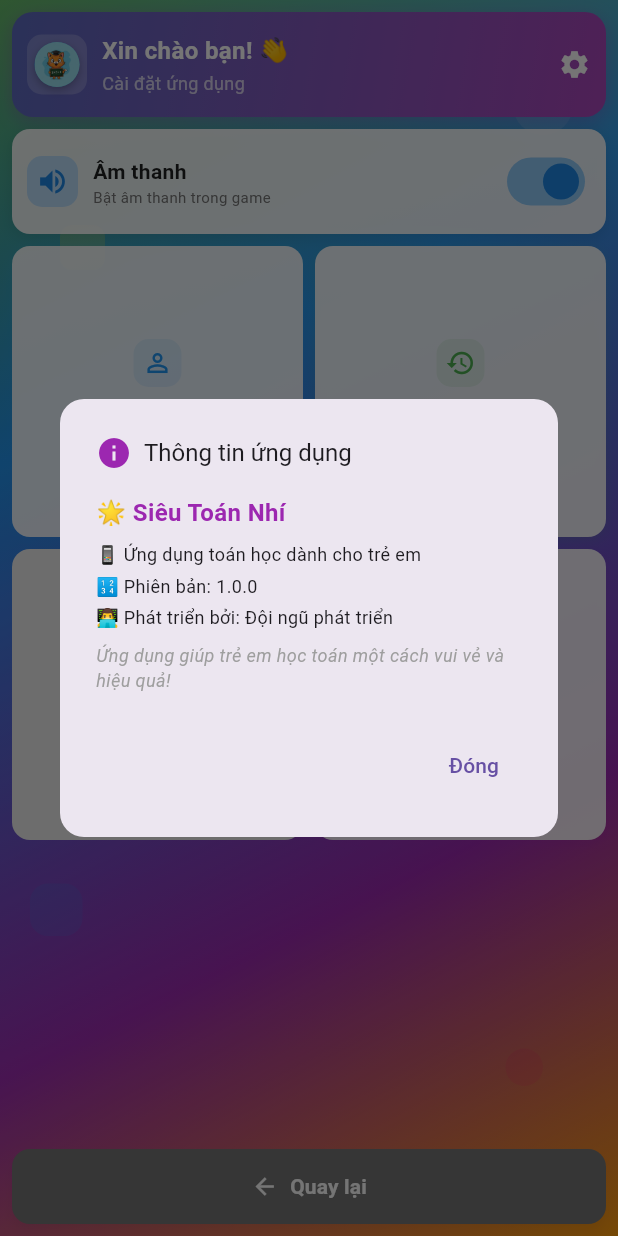
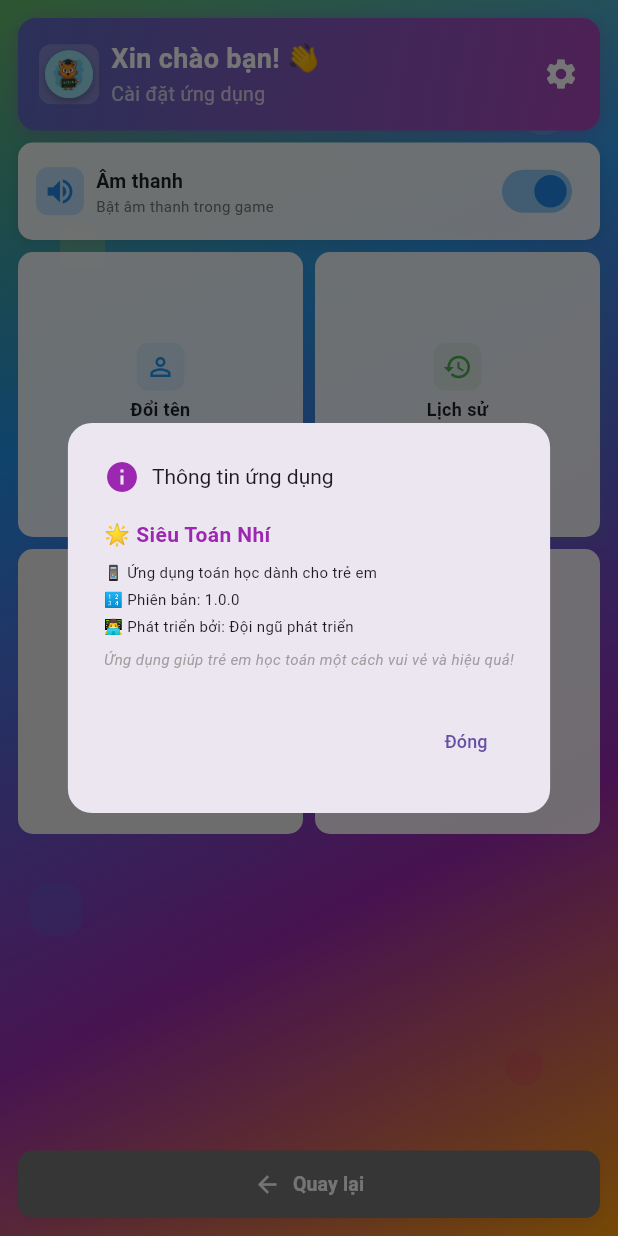
Before and after one commit to huypham200104/multiple_choice_app, a Flutter app: the SettingsScreen screen opened directly, after a tap on "Thông tin", on a phone screen of 412 x 824 dp. Run offline on Flutter 3.47's test engine with Material 3 defaults, Android fonts, the phone set to English and light mode, and no system bars; our stand-ins replace audioplayers, shared_preferences, sqflite; accounts and stored records are empty.

Commit message:
version_to_table

```diff
--- a/multiple_choice_app/lib/setting_screen.dart
+++ b/multiple_choice_app/lib/setting_screen.dart
@@ -1,4 +1,4 @@
-// setting_screen.dart
+// setting_screen.dart - Fixed version
 import 'package:flutter/material.dart';
 import 'background_widget.dart';
 import 'logo_widget.dart';
@@ -130,11 +130,59 @@ class _SettingsScreenState extends State<SettingsScreen> {
     }
   }
 
+  // Enhanced responsive design logic
+  Map<String, dynamic> _getResponsiveValues(Size screenSize) {
+    final width = screenSize.width;
+    final height = screenSize.height;
+    final isTablet = width > 600;
+    final isLargeTablet = width > 900;
+    final isSmallPhone = width < 360;
+    final aspectRatio = height / width;
+
+    return {
+      'isTablet': isTablet,
+      'isLargeTablet': isLargeTablet,
+      'isSmallPhone': isSmallPhone,
+      'isShortScreen': aspectRatio < 1.5, // Detect short/wide screens
+      // Header sizes - reduced for better fit
+      'headerHeight': isTablet ? 85.0 : (isSmallPhone ? 70.0 : 75.0),
+      'headerPadding': isTablet ? 16.0 : (isSmallPhone ? 12.0 : 14.0),
+      'headerRadius': isTablet ? 18.0 : 12.0,
+      'logoSize': isTablet ? 40.0 : (isSmallPhone ? 28.0 : 32.0),
+      'headerFontSize': isTablet ? 20.0 : (isSmallPhone ? 16.0 : 18.0),
+      'headerSubtitleSize': isTablet ? 14.0 : (isSmallPhone ? 12.0 : 13.0),
+      'headerIconSize': isTablet ? 26.0 : (isSmallPhone ? 20.0 : 24.0),
+      // Sound card sizes - reduced
+      'soundCardHeight': isTablet ? 75.0 : (isSmallPhone ? 55.0 : 65.0),
+      'soundCardPadding': isTablet ? 16.0 : (isSmallPhone ? 8.0 : 12.0),
+      'soundCardRadius': isTablet ? 14.0 : 10.0,
+      'soundIconSize': isTablet ? 26.0 : (isSmallPhone ? 18.0 : 22.0),
+      'soundFontSize': isTablet ? 16.0 : (isSmallPhone ? 11.0 : 13.0),
+      'soundSubtitleSize': isTablet ? 12.0 : (isSmallPhone ? 9.0 : 10.0),
+      // Grid settings
+      'gridCrossAxisCount': isLargeTablet ? 4 : (isTablet ? 3 : 2),
+      'gridAspectRatio': isLargeTablet ? 1.1 : (isTablet ? 1.0 : 1.0),
+      'gridSpacing': isTablet ? 14.0 : (isSmallPhone ? 6.0 : 8.0),
+      'gridItemPadding': isTablet ? 14.0 : (isSmallPhone ? 8.0 : 10.0),
+      'gridItemRadius': isTablet ? 14.0 : 10.0,
+      'gridIconSize': isTablet ? 24.0 : (isSmallPhone ? 16.0 : 20.0),
+      'gridTitleSize': isTablet ? 14.0 : (isSmallPhone ? 10.0 : 12.0),
+      'gridSubtitleSize': isTablet ? 11.0 : (isSmallPhone ? 8.0 : 10.0),
+      // Button sizes
+      'buttonHeight': isTablet ? 60.0 : (isSmallPhone ? 40.0 : 45.0),
+      'buttonFontSize': isTablet ? 16.0 : (isSmallPhone ? 11.0 : 13.0),
+      'buttonIconSize': isTablet ? 22.0 : (isSmallPhone ? 14.0 : 18.0),
+      'buttonRadius': isTablet ? 14.0 : 10.0,
+      // Spacing - reduced for better fit
+      'sectionSpacing': isTablet ? 12.0 : (isSmallPhone ? 6.0 : 8.0),
+      'containerPadding': isTablet ? 16.0 : (isSmallPhone ? 8.0 : 12.0),
+    };
+  }
+
   @override
   Widget build(BuildContext context) {
     final screenSize = MediaQuery.of(context).size;
-    final isTablet = screenSize.width > 600;
-    final isLargeTablet = screenSize.width > 800;
+    final responsive = _getResponsiveValues(screenSize);
 
     if (_isLoading) {
       return Scaffold(
@@ -144,64 +192,76 @@ class _SettingsScreenState extends State<SettingsScreen> {
               valueColor: AlwaysStoppedAnimation<Color>(Colors.white),
             ),
           ),
-          )
+        ),
       );
     }
 
     return Scaffold(
       body: AppBackground(
         child: SafeArea(
-          child: Padding(
-            padding: EdgeInsets.symmetric(
-              horizontal: isTablet ? 16.0 : 8.0,
-              vertical: 8.0,
+          child: LayoutBuilder(
+            builder: (context, constraints) {
+              return Column(
+                children: [
+                  // Main scrollable content
+                  Expanded(
+                    child: SingleChildScrollView(
+                      padding: EdgeInsets.all(responsive['containerPadding']),
+                      child: ConstrainedBox(
+                        constraints: BoxConstraints(
+                          minHeight: constraints.maxHeight -
+                              responsive['buttonHeight'] -
+                              (responsive['containerPadding'] * 2),
                         ),
                         child: Column(
+                          mainAxisSize: MainAxisSize.min,
                           children: [
                             // Header
-                SizedBox(
-                  height: isTablet ? 80 : 70,
-                  child: _buildHeader(isTablet, screenSize.width),
+                            Container(
+                              height: responsive['headerHeight'],
+                              child: _buildHeader(responsive),
                             ),
 
-                SizedBox(height: isTablet ? 12 : 8),
+                            SizedBox(height: responsive['sectionSpacing']),
 
                             // Sound card
-                SizedBox(
-                  height: isTablet ? 80 : 70,
-                  child: _buildSoundCard(isTablet),
+                            Container(
+                              height: responsive['soundCardHeight'],
+                              child: _buildSoundCard(responsive),
                             ),
 
-                SizedBox(height: isTablet ? 12 : 8),
+                            SizedBox(height: responsive['sectionSpacing']),
 
-                // Settings grid - Expanded to fill remaining space
-                Expanded(
-                  child: _buildSettingsGrid(isTablet, isLargeTablet, screenSize),
+                            // Settings grid
+                            _buildSettingsGrid(responsive),
+
+                            SizedBox(height: responsive['sectionSpacing']),
+                          ],
+                        ),
+                      ),
+                    ),
                   ),
 
-                SizedBox(height: isTablet ? 12 : 8),
-
-                // Back button
-                SizedBox(
-                  height: isTablet ? 60 : 50,
-                  child: _buildBackButton(isTablet),
+                  // Back button - Fixed at bottom
+                  Container(
+                    padding: EdgeInsets.all(responsive['containerPadding']),
+                    child: SizedBox(
+                      height: responsive['buttonHeight'],
+                      child: _buildBackButton(responsive),
+                    ),
                   ),
                 ],
-            ),
+              );
+            },
           ),
         ),
       ),
     );
   }
 
-  Widget _buildHeader(bool isTablet, double screenWidth) {
-    final fontSize = isTablet ? 20.0 : 16.0;
-    final subtitleSize = isTablet ? 14.0 : 12.0;
-    final logoSize = isTablet ? 40.0 : 30.0;
-    final iconSize = isTablet ? 28.0 : 22.0;
-
+  Widget _buildHeader(Map<String, dynamic> responsive) {
     return Container(
-      padding: EdgeInsets.all(isTablet ? 16 : 10),
+      padding: EdgeInsets.all(responsive['headerPadding']),
       decoration: BoxDecoration(
         gradient: LinearGradient(
           colors: [
@@ -211,7 +271,7 @@ class _SettingsScreenState extends State<SettingsScreen> {
           begin: Alignment.topLeft,
           end: Alignment.bottomRight,
         ),
-        borderRadius: BorderRadius.circular(isTablet ? 20 : 14),
+        borderRadius: BorderRadius.circular(responsive['headerRadius']),
         boxShadow: [
           BoxShadow(
             color: Colors.purple.withOpacity(0.3),
@@ -223,14 +283,14 @@ class _SettingsScreenState extends State<SettingsScreen> {
       child: Row(
         children: [
           Container(
-            padding: EdgeInsets.all(isTablet ? 8 : 5),
+            padding: EdgeInsets.all(responsive['isTablet'] ? 6.0 : 4.0),
             decoration: BoxDecoration(
               color: Colors.white.withOpacity(0.2),
-              borderRadius: BorderRadius.circular(10),
+              borderRadius: BorderRadius.circular(8),
             ),
-            child: LogoWidget(size: logoSize),
+            child: LogoWidget(size: responsive['logoSize']),
           ),
-          SizedBox(width: isTablet ? 16 : 10),
+          SizedBox(width: responsive['isTablet'] ? 12.0 : 8.0),
           Expanded(
             child: Column(
               crossAxisAlignment: CrossAxisAlignment.start,
@@ -239,16 +299,18 @@ class _SettingsScreenState extends State<SettingsScreen> {
                 Text(
                   'Xin chào ${_userName ?? 'bạn'}! 👋',
                   style: TextStyle(
-                    fontSize: fontSize,
+                    fontSize: responsive['headerFontSize'],
                     fontWeight: FontWeight.w700,
                     color: Colors.white,
                   ),
+                  maxLines: 1,
+                  overflow: TextOverflow.ellipsis,
                 ),
-                const SizedBox(height: 2),
+                const SizedBox(height: 1),
                 Text(
                   'Cài đặt ứng dụng',
                   style: TextStyle(
-                    fontSize: subtitleSize,
+                    fontSize: responsive['headerSubtitleSize'],
                     color: Colors.white70,
                   ),
                 ),
@@ -258,23 +320,19 @@ class _SettingsScreenState extends State<SettingsScreen> {
           Icon(
             Icons.settings,
             color: Colors.white,
-            size: iconSize,
+            size: responsive['headerIconSize'],
           ),
         ],
       ),
     );
   }
 
-  Widget _buildSoundCard(bool isTablet) {
-    final fontSize = isTablet ? 16.0 : 14.0;
-    final subtitleSize = isTablet ? 12.0 : 10.0;
-    final iconSize = isTablet ? 28.0 : 22.0;
-
+  Widget _buildSoundCard(Map<String, dynamic> responsive) {
     return Container(
-      padding: EdgeInsets.all(isTablet ? 16 : 10),
+      padding: EdgeInsets.all(responsive['soundCardPadding']),
       decoration: BoxDecoration(
         color: Colors.white.withOpacity(0.9),
-        borderRadius: BorderRadius.circular(isTablet ? 16 : 12),
+        borderRadius: BorderRadius.circular(responsive['soundCardRadius']),
         boxShadow: [
           BoxShadow(
             color: Colors.black.withOpacity(0.1),
@@ -286,18 +344,18 @@ class _SettingsScreenState extends State<SettingsScreen> {
       child: Row(
         children: [
           Container(
-            padding: EdgeInsets.all(isTablet ? 10 : 6),
+            padding: EdgeInsets.all(responsive['isTablet'] ? 8.0 : 5.0),
             decoration: BoxDecoration(
               color: isSoundEnabled ? Colors.blue.shade100 : Colors.grey.shade200,
-              borderRadius: BorderRadius.circular(10),
+              borderRadius: BorderRadius.circular(8),
             ),
             child: Icon(
               isSoundEnabled ? Icons.volume_up : Icons.volume_off,
               color: isSoundEnabled ? Colors.blue.shade600 : Colors.grey.shade600,
-              size: iconSize,
+              size: responsive['soundIconSize'],
             ),
           ),
-          SizedBox(width: isTablet ? 16 : 10),
+          SizedBox(width: responsive['isTablet'] ? 12.0 : 8.0),
           Expanded(
             child: Column(
               crossAxisAlignment: CrossAxisAlignment.start,
@@ -306,7 +364,7 @@ class _SettingsScreenState extends State<SettingsScreen> {
                 Text(
                   'Âm thanh',
                   style: TextStyle(
-                    fontSize: fontSize,
+                    fontSize: responsive['soundFontSize'],
                     fontWeight: FontWeight.w600,
                     color: isSoundEnabled ? Colors.black87 : Colors.grey.shade600,
                   ),
@@ -314,15 +372,17 @@ class _SettingsScreenState extends State<SettingsScreen> {
                 Text(
                   isSoundEnabled ? 'Bật âm thanh trong game' : 'Tắt âm thanh trong game',
                   style: TextStyle(
-                    fontSize: subtitleSize,
+                    fontSize: responsive['soundSubtitleSize'],
                     color: isSoundEnabled ? Colors.grey.shade600 : Colors.grey.shade500,
                   ),
+                  maxLines: 1,
+                  overflow: TextOverflow.ellipsis,
                 ),
               ],
             ),
           ),
           Transform.scale(
-            scale: isTablet ? 1.1 : 1.0,
+            scale: responsive['isTablet'] ? 1.0 : 0.9,
             child: Switch(
               value: isSoundEnabled,
               onChanged: _toggleSound,
@@ -337,23 +397,21 @@ class _SettingsScreenState extends State<SettingsScreen> {
     );
   }
 
-  Widget _buildSettingsGrid(bool isTablet, bool isLargeTablet, Size screenSize) {
-    final crossAxisCount = isLargeTablet ? 4 : (isTablet ? 2 : 2);
-    final childAspectRatio = isLargeTablet ? 1.0 : (isTablet ? 1.2 : 1.0);
-
+  Widget _buildSettingsGrid(Map<String, dynamic> responsive) {
     return GridView.count(
+      shrinkWrap: true,
       physics: const NeverScrollableScrollPhysics(),
-      crossAxisCount: crossAxisCount,
-      crossAxisSpacing: isTablet ? 12.0 : 8.0,
-      mainAxisSpacing: isTablet ? 12.0 : 8.0,
-      childAspectRatio: childAspectRatio,
+      crossAxisCount: responsive['gridCrossAxisCount'],
+      crossAxisSpacing: responsive['gridSpacing'],
+      mainAxisSpacing: responsive['gridSpacing'],
+      childAspectRatio: responsive['gridAspectRatio'],
       children: [
         _buildSettingCard(
           icon: Icons.person_outline,
           title: 'Đổi tên',
           subtitle: 'Thay đổi tên hiển thị',
           color: Colors.blue,
-          isTablet: isTablet,
+          responsive: responsive,
           onTap: () async {
             final newName = await Navigator.push<String>(
               context,
@@ -405,7 +463,7 @@ class _SettingsScreenState extends State<SettingsScreen> {
           title: 'Lịch sử',
           subtitle: 'Xem kết quả đã làm',
           color: Colors.green,
-          isTablet: isTablet,
+          responsive: responsive,
           onTap: () {
             Navigator.push(
               context,
@@ -421,7 +479,7 @@ class _SettingsScreenState extends State<SettingsScreen> {
           subtitle: 'Xóa toàn bộ dữ liệu',
           color: _isHistoryEmpty ? Colors.grey : Colors.orange,
           disabled: _isHistoryEmpty,
-          isTablet: isTablet,
+          responsive: responsive,
           onTap: _isHistoryEmpty ? null : () async {
             final confirmed = await showDialog<bool>(
               context: context,
@@ -493,7 +551,7 @@ class _SettingsScreenState extends State<SettingsScreen> {
           title: 'Thông tin',
           subtitle: 'Về ứng dụng',
           color: Colors.purple,
-          isTablet: isTablet,
+          responsive: responsive,
           onTap: () {
             showDialog(
               context: context,
@@ -503,12 +561,12 @@ class _SettingsScreenState extends State<SettingsScreen> {
                 ),
                 title: Row(
                   children: [
-                    Icon(Icons.info, color: Colors.purple),
-                    SizedBox(width: 8),
+                    const Icon(Icons.info, color: Colors.purple),
+                    const SizedBox(width: 8),
                     Text(
                       'Thông tin ứng dụng',
                       style: TextStyle(
-                        fontSize: isTablet ? 20 : 16,
+                        fontSize: responsive['isTablet'] ? 18 : 14,
                       ),
                     ),
                   ],
@@ -521,37 +579,37 @@ class _SettingsScreenState extends State<SettingsScreen> {
                       Text(
                         '🌟 Siêu Toán Nhí',
                         style: TextStyle(
-                          fontSize: isTablet ? 18 : 16,
+                          fontSize: responsive['isTablet'] ? 16 : 14,
                           fontWeight: FontWeight.bold,
                           color: Colors.purple,
                         ),
                       ),
-                      SizedBox(height: 8),
+                      const SizedBox(height: 8),
                       Text(
                         '📱 Ứng dụng toán học dành cho trẻ em',
                         style: TextStyle(
-                          fontSize: isTablet ? 14 : 12,
+                          fontSize: responsive['isTablet'] ? 12 : 10,
                         ),
                       ),
-                      SizedBox(height: 4),
+                      const SizedBox(height: 4),
                       Text(
                         '🔢 Phiên bản: 1.0.0',
                         style: TextStyle(
-                          fontSize: isTablet ? 14 : 12,
+                          fontSize: responsive['isTablet'] ? 12 : 10,
                         ),
                       ),
-                      SizedBox(height: 4),
+                      const SizedBox(height: 4),
                       Text(
                         '👨‍💻 Phát triển bởi: Đội ngũ phát triển',
                         style: TextStyle(
-                          fontSize: isTablet ? 14 : 12,
+                          fontSize: responsive['isTablet'] ? 12 : 10,
                         ),
                       ),
-                      SizedBox(height: 8),
+                      const SizedBox(height: 8),
                       Text(
                         'Ứng dụng giúp trẻ em học toán một cách vui vẻ và hiệu quả!',
                         style: TextStyle(
-                          fontSize: isTablet ? 14 : 12,
+                          fontSize: responsive['isTablet'] ? 12 : 10,
                           fontStyle: FontStyle.italic,
                           color: Colors.grey,
                         ),
@@ -565,7 +623,7 @@ class _SettingsScreenState extends State<SettingsScreen> {
                     child: Text(
                       'Đóng',
                       style: TextStyle(
-                        fontSize: isTablet ? 16 : 14,
+                        fontSize: responsive['isTablet'] ? 14 : 12,
                       ),
                     ),
                   ),
@@ -583,24 +641,19 @@ class _SettingsScreenState extends State<SettingsScreen> {
     required String title,
     required String subtitle,
     required Color color,
-    required bool isTablet,
+    required Map<String, dynamic> responsive,
     bool disabled = false,
     required VoidCallback? onTap,
   }) {
-    final titleSize = isTablet ? 14.0 : 12.0;
-    final subtitleSize = isTablet ? 11.0 : 9.0;
-    final iconSize = isTablet ? 26.0 : 20.0;
-    final padding = isTablet ? 12.0 : 8.0;
-
     return Material(
       color: Colors.transparent,
       child: InkWell(
         onTap: onTap,
-        borderRadius: BorderRadius.circular(isTablet ? 16 : 12),
+        borderRadius: BorderRadius.circular(responsive['gridItemRadius']),
         child: Container(
           decoration: BoxDecoration(
             color: disabled ? Colors.grey.shade200 : Colors.white.withOpacity(0.9),
-            borderRadius: BorderRadius.circular(isTablet ? 16 : 12),
+            borderRadius: BorderRadius.circular(responsive['gridItemRadius']),
             boxShadow: disabled
                 ? []
                 : [
@@ -612,37 +665,39 @@ class _SettingsScreenState extends State<SettingsScreen> {
             ],
           ),
           child: Padding(
-            padding: EdgeInsets.all(padding),
+            padding: EdgeInsets.all(responsive['gridItemPadding']),
             child: Column(
               mainAxisAlignment: MainAxisAlignment.center,
               children: [
                 Container(
-                  padding: EdgeInsets.all(isTablet ? 10 : 6),
+                  padding: EdgeInsets.all(responsive['isTablet'] ? 10.0 : 6.0),
                   decoration: BoxDecoration(
                     color: disabled ? Colors.grey.shade300 : color.withOpacity(0.1),
-                    borderRadius: BorderRadius.circular(10),
+                    borderRadius: BorderRadius.circular(8),
                   ),
                   child: Icon(
                     icon,
                     color: disabled ? Colors.grey : color,
-                    size: iconSize,
+                    size: responsive['gridIconSize'],
                   ),
                 ),
-                SizedBox(height: isTablet ? 8 : 6),
+                SizedBox(height: responsive['isTablet'] ? 6.0 : 4.0),
                 Text(
                   title,
                   style: TextStyle(
-                    fontSize: titleSize,
+                    fontSize: responsive['gridTitleSize'],
                     fontWeight: FontWeight.w700,
                     color: disabled ? Colors.grey : Colors.black87,
                   ),
                   textAlign: TextAlign.center,
+                  maxLines: 1,
+                  overflow: TextOverflow.ellipsis,
                 ),
-                SizedBox(height: isTablet ? 4 : 2),
+                SizedBox(height: responsive['isTablet'] ? 3.0 : 2.0),
                 Text(
                   subtitle,
                   style: TextStyle(
-                    fontSize: subtitleSize,
+                    fontSize: responsive['gridSubtitleSize'],
                     color: disabled ? Colors.grey : Colors.grey.shade600,
                   ),
                   textAlign: TextAlign.center,
@@ -657,10 +712,7 @@ class _SettingsScreenState extends State<SettingsScreen> {
     );
   }
 
-  Widget _buildBackButton(bool isTablet) {
-    final fontSize = isTablet ? 16.0 : 14.0;
-    final iconSize = isTablet ? 22.0 : 18.0;
-
+  Widget _buildBackButton(Map<String, dynamic> responsive) {
     return SizedBox(
       width: double.infinity,
       child: ElevatedButton.icon(
@@ -671,15 +723,17 @@ class _SettingsScreenState extends State<SettingsScreen> {
           elevation: 3,
           shadowColor: Colors.black.withOpacity(0.2),
           shape: RoundedRectangleBorder(
-            borderRadius: BorderRadius.circular(isTablet ? 16 : 12),
+            borderRadius: BorderRadius.circular(responsive['buttonRadius']),
           ),
-          padding: EdgeInsets.symmetric(vertical: isTablet ? 16 : 12),
+          padding: EdgeInsets.symmetric(
+            vertical: responsive['isTablet'] ? 14.0 : 10.0,
           ),
-        icon: Icon(Icons.arrow_back, size: iconSize),
+        ),
+        icon: Icon(Icons.arrow_back, size: responsive['buttonIconSize']),
         label: Text(
           'Quay lại',
           style: TextStyle(
-            fontSize: fontSize,
+            fontSize: responsive['buttonFontSize'],
             fontWeight: FontWeight.w600,
           ),
         ),
```
Lines whose indentation alone changed are shown as unchanged.
